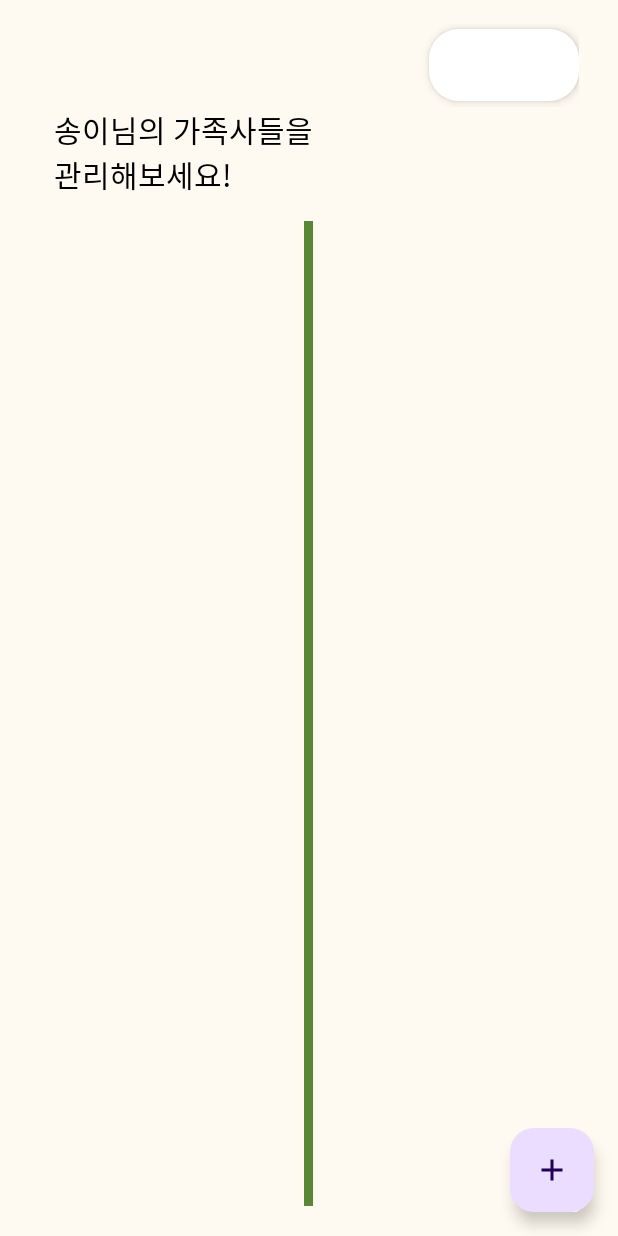
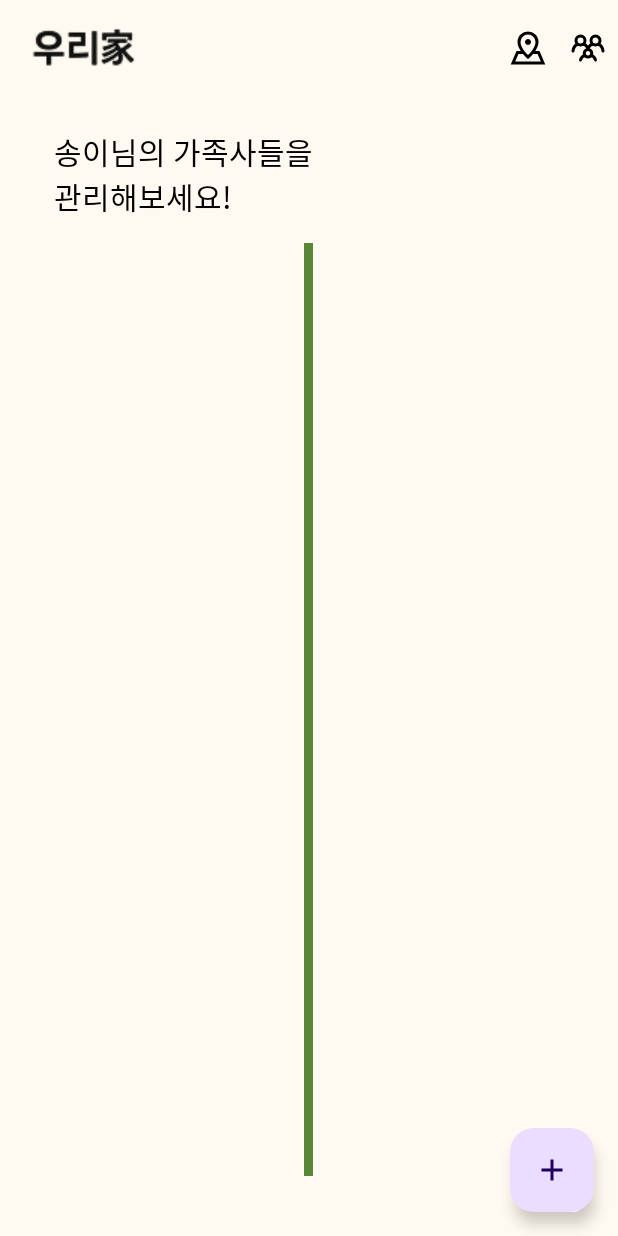
Before and after one commit to goorm4-A/WooriGa-FE, an Android app: the layout fragment_family_history.xml on its own in the app's theme, with its tools: preview values and no code run, on a phone screen of 412 x 824 dp. Run offline under Robolectric (Android 15) with nearby library versions, the phone set to English and light mode, and no system bars.

Commit message:
[MODIFY] 가족역사 - 지도 화면, 툴바 추가 및 수정

```diff
--- a/app/build.gradle.kts
+++ b/app/build.gradle.kts
@@ -1,6 +1,7 @@
 plugins {
     alias(libs.plugins.android.application)
     alias(libs.plugins.kotlin.android)
+    alias(libs.plugins.google.android.libraries.mapsplatform.secrets.gradle.plugin)
 }
 
 android {
@@ -47,6 +48,7 @@ dependencies {
     implementation(libs.material)
     implementation(libs.androidx.activity)
     implementation(libs.androidx.constraintlayout)
+    implementation(libs.play.services.maps)
     testImplementation(libs.junit)
     androidTestImplementation(libs.androidx.junit)
     androidTestImplementation(libs.androidx.espresso.core)
--- a/app/src/main/res/layout/fragment_family_anniversary.xml
+++ b/app/src/main/res/layout/fragment_family_anniversary.xml
@@ -23,7 +23,7 @@
             tools:context=".FamilyAnniversaryFragment"
             android:padding="5dp" >
 
-            <LinearLayout
+<!--            <LinearLayout
                 android:layout_width="match_parent"
                 android:layout_height="55dp"
                 android:orientation="horizontal"
@@ -40,7 +40,7 @@
                     android:elevation="4dp"
                     android:spinnerMode="dropdown" />
 
-            </LinearLayout>
+            </LinearLayout>-->
 
 
             <LinearLayout
--- a/app/src/main/res/layout/fragment_family_history.xml
+++ b/app/src/main/res/layout/fragment_family_history.xml
@@ -2,6 +2,11 @@
     android:layout_width="match_parent"
     android:layout_height="match_parent"
     android:background="@color/backgroundColor">
+
+    <!-- 상단 툴바 -->
+    <include
+        android:id="@+id/toolbar_history"
+        layout="@layout/toolbar_history" />
 
 
     <!-- 중앙 세로선 -->
@@ -11,12 +16,24 @@
         android:layout_height="match_parent"
         android:layout_gravity="center_horizontal"
         android:background="@color/green"
-        android:layout_marginBottom="20dp"/>
+        android:layout_marginTop="75dp"
+        android:layout_marginBottom="40dp"/>
+
+    <!-- 고정된 FAB -->
+    <com.google.android.material.floatingactionbutton.FloatingActionButton
+        android:id="@+id/addFamilyHistoryButton"
+        android:layout_width="wrap_content"
+        android:layout_height="wrap_content"
+        android:layout_gravity="bottom|end"
+        android:layout_margin="16dp"
+        android:contentDescription="가족사 추가 버튼"
+        android:src="@drawable/ic_add" />
 
     <!-- Scrollable 내용 -->
     <ScrollView
         android:layout_width="match_parent"
-        android:layout_height="match_parent">
+        android:layout_height="match_parent"
+        android:layout_marginTop="70dp">
 
         <LinearLayout
             android:layout_width="match_parent"
@@ -31,7 +48,7 @@
                 android:padding="16dp"
                 android:background="@color/backgroundColor">
 
-                <LinearLayout
+<!--                <LinearLayout
                     android:layout_width="match_parent"
                     android:layout_height="55dp"
                     android:orientation="horizontal"
@@ -47,7 +64,7 @@
                         android:background="@drawable/rounded_background"
                         android:elevation="4dp"
                         android:spinnerMode="dropdown" />
-                </LinearLayout>
+                </LinearLayout>-->
 
                 <TextView
                     android:id="@+id/historyTitle"
@@ -80,13 +97,4 @@
         </LinearLayout>
     </ScrollView>
 
-    <!-- 고정된 FAB -->
-    <com.google.android.material.floatingactionbutton.FloatingActionButton
-        android:id="@+id/addFamilyHistoryButton"
-        android:layout_width="wrap_content"
-        android:layout_height="wrap_content"
-        android:layout_gravity="bottom|end"
-        android:layout_margin="16dp"
-        android:contentDescription="가족사 추가 버튼"
-        android:src="@drawable/ic_add" />
 </FrameLayout>
--- /dev/null
+++ b/app/src/main/res/layout/toolbar_history.xml
@@ -0,0 +1,63 @@
+<?xml version="1.0" encoding="utf-8"?>
+<androidx.appcompat.widget.Toolbar xmlns:android="http://schemas.android.com/apk/res/android"
+    android:id="@+id/custom_toolbar"
+    android:layout_width="match_parent"
+    android:layout_height="?attr/actionBarSize"
+    android:background="@color/transparent"
+    android:paddingHorizontal="16dp"
+    android:theme="@style/ThemeOverlay.AppCompat.ActionBar">
+
+    <LinearLayout
+        android:layout_width="match_parent"
+        android:layout_height="match_parent"
+        android:orientation="horizontal"
+        android:gravity="center_vertical"
+        android:weightSum="1">
+
+        <!-- 좌측 로고 + 타이틀 -->
+        <LinearLayout
+            android:layout_width="0dp"
+            android:layout_weight="0.7"
+            android:layout_height="match_parent"
+            android:orientation="horizontal"
+            android:gravity="center_vertical">
+
+            <ImageView
+                android:id="@+id/logoImage"
+                android:layout_width="wrap_content"
+                android:layout_height="wrap_content"
+                android:src="@drawable/logo_toolbar"
+                android:contentDescription="우리家 로고"
+                android:adjustViewBounds="true"
+                android:maxHeight="40dp"
+                android:layout_marginEnd="8dp" />
+
+        </LinearLayout>
+
+        <!-- 우측 아이콘 영역 -->
+        <LinearLayout
+            android:layout_width="0dp"
+            android:layout_weight="0.3"
+            android:layout_height="match_parent"
+            android:gravity="end|center_vertical"
+            android:orientation="horizontal"
+            android:layout_gravity="end">
+
+            <ImageView
+                android:id="@+id/icon_map"
+                android:layout_width="wrap_content"
+                android:layout_height="wrap_content"
+                android:src="@drawable/ic_map"
+                android:contentDescription="검색"
+                android:padding="8dp" />
+
+            <ImageView
+                android:id="@+id/icon_select_family"
+                android:layout_width="wrap_content"
+                android:layout_height="wrap_content"
+                android:src="@drawable/ic_family"
+                android:contentDescription="가족선택"
+                android:padding="8dp" />
+        </LinearLayout>
+    </LinearLayout>
+</androidx.appcompat.widget.Toolbar>
--- a/app/src/main/res/values/strings.xml
+++ b/app/src/main/res/values/strings.xml
@@ -17,5 +17,6 @@
         <item>김송이</item>
         <item>김눈송</item>
     </string-array>
+    <string name="title_activity_maps">MapsActivity</string>
 
 </resources>
--- a/build.gradle.kts
+++ b/build.gradle.kts
@@ -2,4 +2,5 @@
 plugins {
     alias(libs.plugins.android.application) apply false
     alias(libs.plugins.kotlin.android) apply false
+    alias(libs.plugins.google.android.libraries.mapsplatform.secrets.gradle.plugin) apply false
 }
--- a/gradle/libs.versions.toml
+++ b/gradle/libs.versions.toml
@@ -10,6 +10,8 @@ appcompat = "1.7.0"
 material = "1.12.0"
 activity = "1.10.1"
 constraintlayout = "2.2.1"
+googleAndroidLibrariesMapsplatformSecretsGradlePlugin = "2.0.1"
+playServicesMaps = "19.0.0"
 
 [libraries]
 androidx-core-ktx = { group = "androidx.core", name = "core-ktx", version.ref = "coreKtx" }
@@ -21,7 +23,9 @@ androidx-appcompat = { group = "androidx.appcompat", name = "appcompat", version
 material = { group = "com.google.android.material", name = "material", version.ref = "material" }
 androidx-activity = { group = "androidx.activity", name = "activity", version.ref = "activity" }
 androidx-constraintlayout = { group = "androidx.constraintlayout", name = "constraintlayout", version.ref = "constraintlayout" }
+play-services-maps = { group = "com.google.android.gms", name = "play-services-maps", version.ref = "playServicesMaps" }
 
 [plugins]
 android-application = { id = "com.android.application", version.ref = "agp" }
 kotlin-android = { id = "org.jetbrains.kotlin.android", version.ref = "kotlin" }
+google-android-libraries-mapsplatform-secrets-gradle-plugin = { id = "com.google.android.libraries.mapsplatform.secrets-gradle-plugin", version.ref = "googleAndroidLibrariesMapsplatformSecretsGradlePlugin" }
```
Also changed, not shown: app/src/main/AndroidManifest.xml (+10 -0 lines), app/src/main/java/com/example/wooriga/FamilyAnniversaryFragment.kt (+16 -13 lines), app/src/main/java/com/example/wooriga/FamilyHistoryFragment.kt (+10 -10 lines), app/src/main/java/com/example/wooriga/HistoryMapActivity.kt (added, +20 -0 lines), app/src/main/res/layout/activity_history_map.xml (added, +27 -0 lines).
